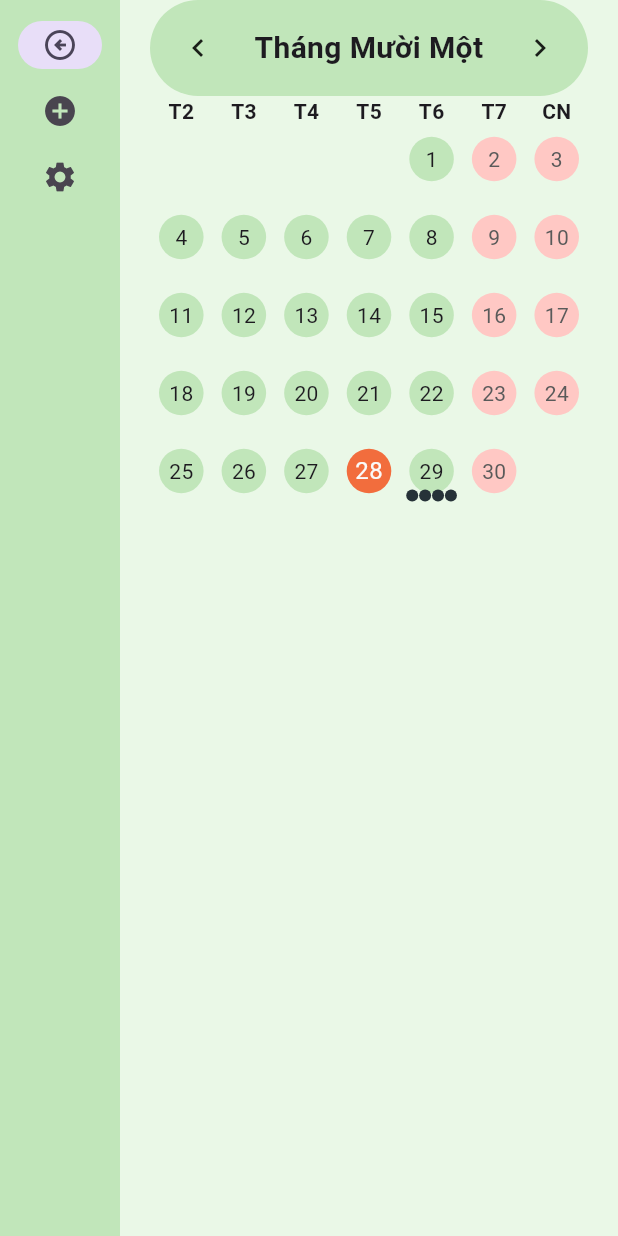
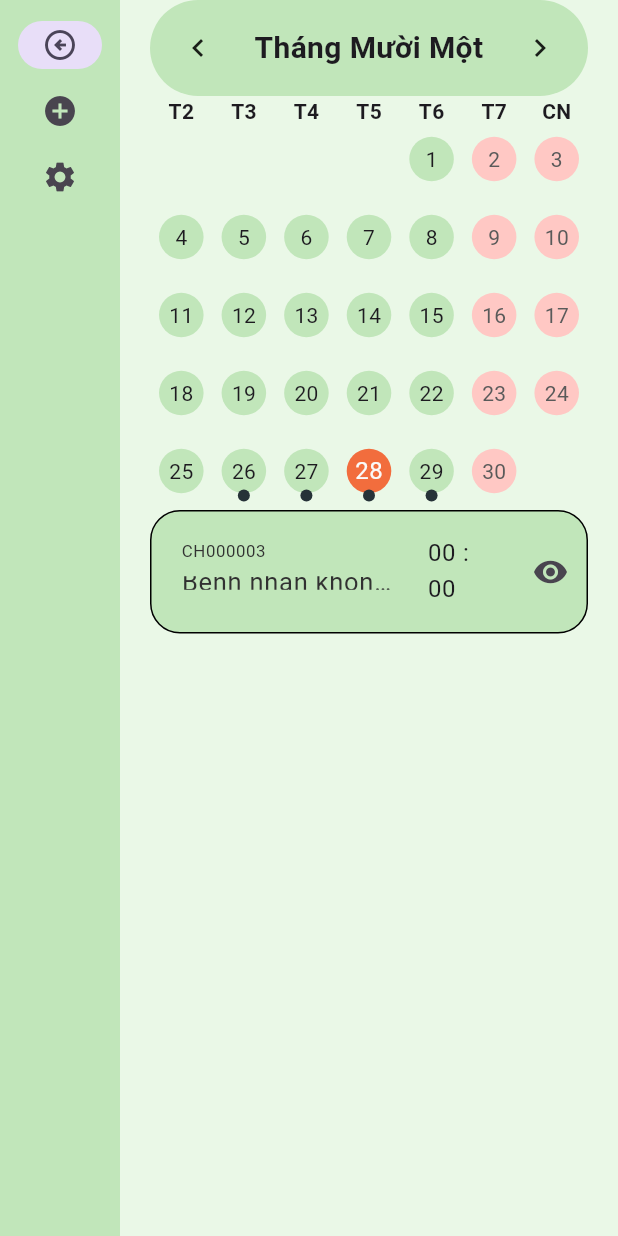
Before and after one commit to bee1zebub05/hospital13, a Flutter app: the AppoinmentScreen screen opened by its route, on a phone screen of 412 x 824 dp. Run offline on Flutter 3.47's test engine with Material 3 defaults, Android fonts, the phone set to English and light mode, and no system bars; drawn by our look-alikes of table_calendar; our stand-ins replace another_flushbar, lottie.

Commit message:
sth i changed

```diff
--- a/lib/OOP_material/appoinment.dart
+++ b/lib/OOP_material/appoinment.dart
@@ -18,7 +18,8 @@ class Appoinment {
 
   // Getter for appoinmentID
   String get appoinmentID => _appoinmentID;
-
+  String get doctorID => _doctorID;
+  String get patientID => _patientID;
   // Setter for appoinmentID
   set appoinmentID(String value) {
     _appoinmentID = value;
@@ -33,12 +34,3 @@ class Appoinment {
     }
   }
 }
-
-Map<String,Appoinment> allAppoinment = {
-  'CH000000' : Appoinment(
-    appoinmentID: 'CH000000',
-    doctorID: 'DT000000',
-    patientID: 'BN000000',
-    dateTime: DateTime(2024,11,22),
-  ),
-  };
--- a/lib/Screens/appoinment_screen.dart
+++ b/lib/Screens/appoinment_screen.dart
@@ -133,15 +133,6 @@ class _AppoinmentScreenState extends State<AppoinmentScreen> {
         kAppointments[DateTime( appoinment.dateTime.year, appoinment.dateTime.month, appoinment.dateTime.day )]?.add(appoinment);
       });
     }
-    Navigator.push(
-      context,
-      PageRouteBuilder(
-        pageBuilder: (context, animation, secondaryAnimation) => AppoinmentScreen(),
-        transitionsBuilder: (context, animation, secondaryAnimation, child) {
-          return child;
-        },
-      ),
-    );
   }
 
   Future<void> _pickTime(Appoinment appoinment) async {
@@ -163,59 +154,66 @@ class _AppoinmentScreenState extends State<AppoinmentScreen> {
       });
     }
   }
-  void changeAnAppoinment(Appoinment appoinment){
+  void changeAnAppoinment(Appoinment appoinment) {
+    final TextEditingController doctorID = TextEditingController(text: appoinment.doctorID);
+    final TextEditingController patientID = TextEditingController(text: appoinment.patientID);
     showDialog(
       context: context,
       builder: (BuildContext context) {
+        return StatefulBuilder(
+          builder: (context, setState) {
             return AlertDialog(
               backgroundColor: whiteGreenBackground,
               content: Container(
-            width: MediaQuery.of(context).size.width*0.125,
-            height: MediaQuery.of(context).size.height*0.125,
-            child: StatefulBuilder(
-              builder: (context,setState){
-                return Column(
+                width: MediaQuery.of(context).size.width * 0.4,
+                height: MediaQuery.of(context).size.height * 0.25,
+                child: Column(
                   mainAxisAlignment: MainAxisAlignment.center,
                   children: [
-                    Expanded(child:
-                      Text(
-                        '${appoinment.dateTime.hour}'.padLeft(2,'0') +' : ' +'${appoinment.dateTime.minute}'.padLeft(2,'0'),
-                        style: TextStyle( fontSize: 25 ),
-                      )
+                    Row(
+                      mainAxisAlignment: MainAxisAlignment.spaceBetween,
+                      children: [
+                        Expanded(child: adjustblank(doctorID, 'Mã số bác sĩ phụ trách', appoinment.doctorID)),
+                        SizedBox(width: defaultPadding,),
+                        Expanded(child: adjustblank(patientID, 'Mã số bệnh nhân', appoinment.patientID))
+                      ],
                     ),
-                    Row(
-                      children: [
                     Expanded(
                       child: ElevatedButton(
                         style: ButtonStyle(
-                              backgroundColor: WidgetStateProperty.resolveWith<Color>((states) {
+                          backgroundColor: WidgetStateProperty.resolveWith<Color>(
+                            (states) {
                               if (states.contains(WidgetState.pressed)) {
                                 return lightGreenBackground; // Khi nhấn
                               } else if (states.contains(WidgetState.disabled)) {
                                 return Colors.grey; // Khi tắt
                               }
                               return lightGreenBackground; // Mặc định
-                              }),
+                            },
                           ),
-                            onPressed: (){
-                              //Navigator.pushNamed(context, AppoinmentScreen.routeName);
+                        ),
+                        onPressed: () {
                           _pickDate(appoinment);
                           _pickTime(appoinment);
-                            } ,
-                            child: const Text("Chỉnh sửa thời gian", style: TextStyle(color: textBlackColor),),
+                        },
+                        child:  Text(
+                        '${appoinment.dateTime.hour.toString().padLeft(2, '0')} : '
+                        '${appoinment.dateTime.minute.toString().padLeft(2, '0')} '
+                        '${appoinment.dateTime.day.toString()}/${appoinment.dateTime.month.toString()}/${appoinment.dateTime.year.toString()}',
+                          style: const TextStyle(color: textBlackColor),
+                        ),
                       ),
                     ),
                   ],
-                    )
-                  ],
+                ),
+              ),
+            );
+          },
+        );
+      },
     );
   }
-            ),
-          )
-        );
-      }
-    );
-  }
+
 
 
   void showAnAppoinment(Appoinment appoinment){
@@ -223,7 +221,12 @@ class _AppoinmentScreenState extends State<AppoinmentScreen> {
       context: context,
       builder: (BuildContext context) {
         return AlertDialog(
-
+          title: const  Text('Thông tin về cuộc hẹn này'),
+          content: SingleChildScrollView(
+            child: Container(
+              width: MediaQuery.of(context).size.width / 2,
+            ),
+          ),
         );
       },
     );
@@ -252,6 +255,7 @@ class _AppoinmentScreenState extends State<AppoinmentScreen> {
                         _fillblank(patientID, 'Mã số bệnh nhân', context),
                       ],
                     ),
+                    const SizedBox(height: defaultPadding,),
                     Expanded(
                       child: ElevatedButton(
                         style: ButtonStyle(
@@ -300,15 +304,7 @@ class _AppoinmentScreenState extends State<AppoinmentScreen> {
                         )
                       );
 
-                      Navigator.push(
-                        context,
-                        PageRouteBuilder(
-                          pageBuilder: (context, animation, secondaryAnimation) => AppoinmentScreen(),
-                          transitionsBuilder: (context, animation, secondaryAnimation, child) {
-                            return child;
-                          },
-                        ),
-                      );
+                      Navigator.pop(context);
                     }
                   },
                   child: const Text(
@@ -445,7 +441,6 @@ class _AppoinmentScreenState extends State<AppoinmentScreen> {
                       fontWeight: FontWeight.bold,
                     ),
                     dowTextFormatter: (date, locale) {
-                      const daysInVietnamese = ['T2', 'T3', 'T4', 'T5', 'T6', 'T7', 'CN'];
                       return daysInVietnamese[date.weekday - 1];
                     },
                   ),
@@ -460,20 +455,6 @@ class _AppoinmentScreenState extends State<AppoinmentScreen> {
                       fontSize: 20,
                     ),
                     titleTextFormatter: (date, locale) {
-                      const monthsInVietnamese = [
-                        'Tháng Một',
-                        'Tháng Hai',
-                        'Tháng Ba',
-                        'Tháng Tư',
-                        'Tháng Năm',
-                        'Tháng Sáu',
-                        'Tháng Bảy',
-                        'Tháng Tám',
-                        'Tháng Chín',
-                        'Tháng Mười',
-                        'Tháng Mười Một',
-                        'Tháng Mười Hai',
-                      ];
                       return monthsInVietnamese[date.month - 1];
                     },
                     formatButtonVisible: false,
@@ -527,12 +508,10 @@ class _AppoinmentScreenState extends State<AppoinmentScreen> {
                             child: Row(
                               mainAxisAlignment: MainAxisAlignment.spaceBetween,
                               children: [
+                                const SizedBox(width: defaultPadding,),
                                 Expanded(
                                   flex: 2,
-                                  child: ListTile(
-                                    onTap: () => null,
-                                    title: showAppoinmentInfo(value[index].appoinmentID, '${value[index]}'),
-                                  ),
+                                  child: showAppoinmentInfo(value[index].appoinmentID, '${value[index]}'),
                                 ),
                                 Expanded(
                                   flex: 1,
@@ -545,11 +524,13 @@ class _AppoinmentScreenState extends State<AppoinmentScreen> {
                                 ),
                                 if (value[index].dateTime.isAfter(DateTime.now()))
                                   IconButton(
+                                    //THAY ĐỔI THÔNG TIN
                                     onPressed: () => changeAnAppoinment(value[index]),
                                     icon: const Icon(Icons.edit_calendar),
                                   )
                                 else
                                   IconButton(
+                                    // CHỈ XEM ĐƯỢC THÔNG TIN
                                     onPressed: () => showAnAppoinment(value[index]),
                                     icon: const Icon(Icons.visibility),
                                   ),
--- a/lib/const_color.dart
+++ b/lib/const_color.dart
@@ -3,7 +3,10 @@ import "package:beginapp01/OOP_material/doctor.dart";
 import "package:beginapp01/OOP_material/patient.dart";
 import "package:beginapp01/OOP_material/person.dart";
 import "package:flutter/material.dart";
-import "dart:math";
+
+const daysInVietnamese = ['T2', 'T3', 'T4', 'T5', 'T6', 'T7', 'CN'];
+const monthsInVietnamese = ['Tháng Một','Tháng Hai','Tháng Ba','Tháng Tư','Tháng Năm','Tháng Sáu','Tháng Bảy','Tháng Tám','Tháng Chín','Tháng Mười','Tháng Mười Một','Tháng Mười Hai',];
+
 Map <String,String> loginAccount = {
   'nguyenlekhanh13@gmail.com' : 'nguyendz123',
   '1@2.com' : '1',
--- a/lib/ultis.dart
+++ b/lib/ultis.dart
@@ -12,29 +12,35 @@ final kAppointments = LinkedHashMap<DateTime, List<Appoinment>>(
   equals: isSameDay,
   hashCode: getHashCode,
 )..addAll({
+  DateTime(2024,11,26) : [
+    Appoinment(
+      appoinmentID: 'CH000001',
+      doctorID: 'DT000001',
+      patientID: 'BN000001',
+      dateTime: DateTime(2024,11,26),
+    ),
+  ],
+  DateTime(2024,11,27) : [
+    Appoinment(
+      appoinmentID: 'CH000002',
+      doctorID: 'DT000002',
+      patientID: 'BN000002',
+      dateTime: DateTime(2024,11,27),
+    ),
+  ],
+  DateTime(2024,11,28) : [
+    Appoinment(
+      appoinmentID: 'CH000003',
+      doctorID: 'DT0000003',
+      patientID: 'BN0000003',
+      dateTime: DateTime(2024,11,28),
+    ),
+  ],
   DateTime(2024,11,29) : [
     Appoinment(
       appoinmentID: 'CH000000',
       doctorID: 'DT000000',
       patientID: 'BN000000',
-      dateTime: DateTime(2024,11,29),
-    ),
-    Appoinment(
-      appoinmentID: 'CH000001',
-      doctorID: 'DT000001',
-      patientID: 'BN000001',
-      dateTime: DateTime(2024,11,29),
-    ),
-    Appoinment(
-      appoinmentID: 'CH000002',
-      doctorID: 'DT000002',
-      patientID: 'BN000002',
-      dateTime: DateTime(2024,11,29),
-    ),
-    Appoinment(
-      appoinmentID: 'CH000003',
-      doctorID: 'DT000003',
-      patientID: 'BN000003',
       dateTime: DateTime(2024,11,29),
     ),
   ],
```
Lines whose indentation alone changed are shown as unchanged.
